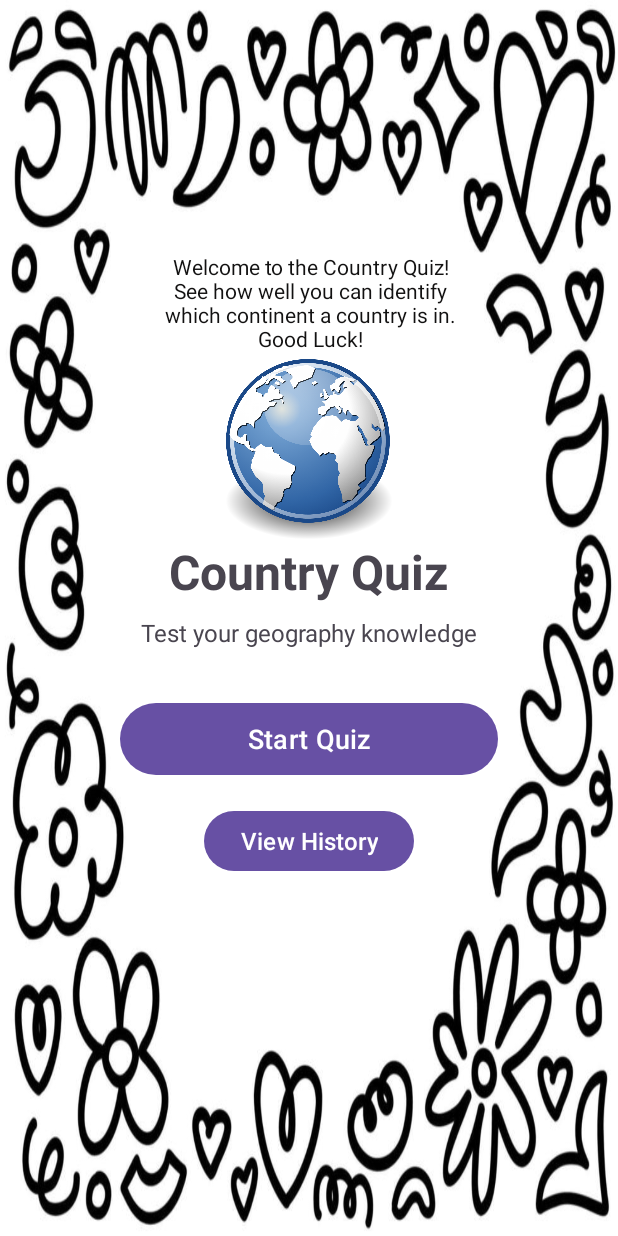
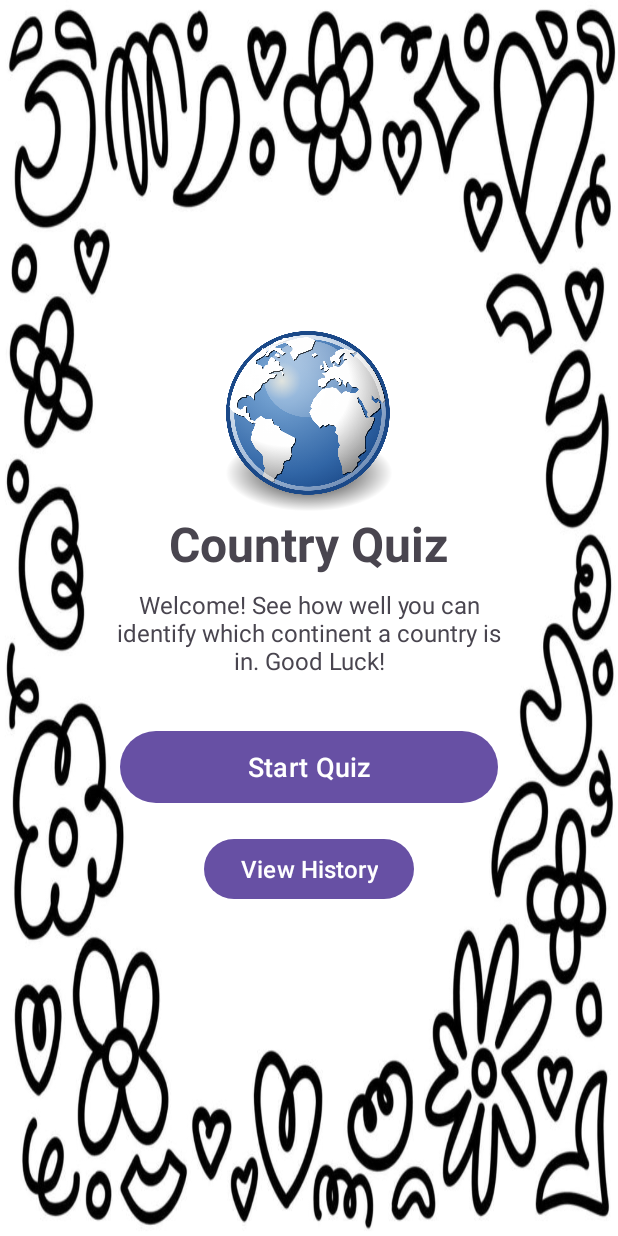
Before and after one commit to YenHVo/CountryQuiz, an Android app: the screen it shows after launch (MainActivity), on a phone screen of 412 x 824 dp. Run offline under Robolectric (Android 15) with nearby library versions, the phone set to English and light mode, and no system bars.

Commit message:
MainActivity XML file updated

```diff
--- a/app/src/main/res/layout/activity_main.xml
+++ b/app/src/main/res/layout/activity_main.xml
@@ -8,19 +8,6 @@
     android:layout_height="match_parent"
     android:background="@drawable/doodle"
     tools:context=".MainActivity">
-
-    <TextView
-        android:id="@+id/purposeBlurb"
-        android:layout_width="196dp"
-        android:layout_height="71dp"
-        android:text="Welcome to the Country Quiz! See how well you can identify which continent a country is in. Good Luck!"
-        android:textAlignment="center"
-        android:textColor="#121111"
-        android:textSize="14sp"
-        app:layout_constraintBottom_toTopOf="@+id/logo"
-        app:layout_constraintEnd_toEndOf="parent"
-        app:layout_constraintHorizontal_bias="0.503"
-        app:layout_constraintStart_toStartOf="parent" />
 
     <ImageView
         android:id="@+id/logo"
@@ -48,11 +35,12 @@
 
     <TextView
         android:id="@+id/subtitle"
-        android:layout_width="wrap_content"
+        android:layout_width="275dp"
         android:layout_height="wrap_content"
         android:paddingTop="8dp"
-        android:text="Test your geography knowledge"
+        android:text="Welcome! See how well you can identify which continent a country is in. Good Luck!"
         android:textSize="16sp"
+        android:gravity="center"
         app:layout_constraintBottom_toTopOf="@+id/startButton"
         app:layout_constraintEnd_toEndOf="parent"
         app:layout_constraintStart_toStartOf="parent"
@@ -89,6 +77,4 @@
         app:layout_constraintTop_toBottomOf="@+id/startButton"
         app:layout_constraintVertical_bias="0.3" />
 
-    <!-- Footer credit -->
-
 </androidx.constraintlayout.widget.ConstraintLayout>
```
